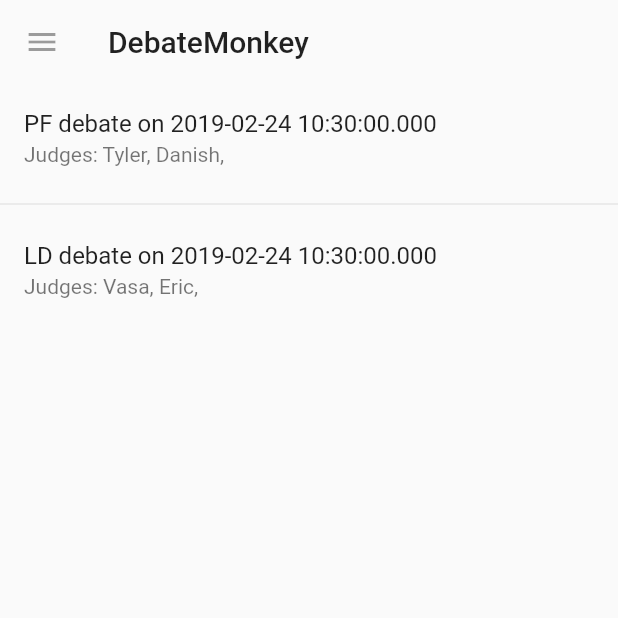
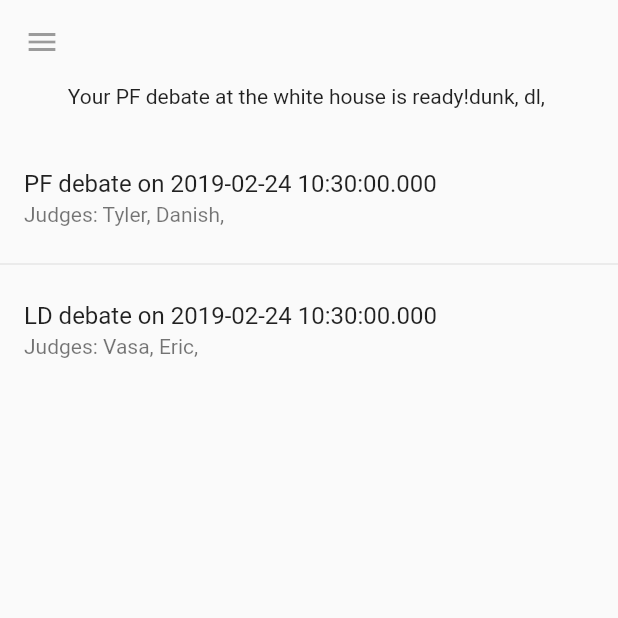
Before and after one commit to drayneman/DebateMonkeyApp, a Flutter app: the screen it shows after launch, on a phone screen of 412 x 824 dp, the top half of it. Run offline on Flutter 3.47's test engine with Material 2 defaults, Android fonts, the phone set to English and light mode, and no system bars.

Commit message:
Changed text file project name Added basic current round notification functionality

```diff
--- a/lib/main.dart
+++ b/lib/main.dart
@@ -32,21 +32,33 @@ class DebateMonkeyHome extends StatelessWidget {
             icon: Icon(Icons.menu),
             tooltip: 'Navigation menu',
             onPressed: null),
-        title: Text('DebateMonkey'),
+        //title: Text('DebateMonkey'),
         elevation: 0.0,
         backgroundColor: Colors.transparent,
       ),
 
-      body: Container(
-        child: CurrentTournamentEvents(),
-      ),
+      body: Column(
+        children: <Widget>[
+          Container(
+            child: Center(child: CurrentRound(),
+            ),
+          ),
+          Expanded(
+            child: Container(
+              child: CurrentTournamentEvents(),
+            ),
+          ),
+        ],
+      )
     );
   }
 }
 
 class CurrentTournamentEventsState extends State<CurrentTournamentEvents> {
+  // TODO: remove sample data
+  // call fetch ??
   final List<TournamentEvent> _events = <TournamentEvent>[
-    TournamentEvent(DateTime.now(), ['Tyler', 'Danish'], ['Sam, Yehna'], null, '2902 Shadow Creek Drive', 'pf'),
+    TournamentEvent(DateTime.now(), ['Tyler', 'Danish'], ['Sam', 'Yehna'], null, '2902 Shadow Creek Drive', 'pf'),
     TournamentEvent(DateTime.now(), ['Vasa', 'Eric'], ['Ella', 'Sara'], null, 'SEEC', 'ld')];
   final TextStyle _biggerFont = const TextStyle(fontSize: 18.0);
   @override
@@ -70,9 +82,37 @@ class CurrentTournamentEventsState extends State<CurrentTournamentEvents> {
   }
 }
 
+class CurrentRoundState extends State<CurrentRound> {
+
+  final TournamentEvent _event = TournamentEvent(DateTime.now(), ['dunk', 'dl'], ['george', 'jeff'], null, 'the white house', 'pf');
+  //final TournamentEvent _event = null;
+  @override
+  Widget build(BuildContext context) {
+    return _roundInfo();
+  }
+
+  Widget _roundInfo() {
+    if (_event == null) {
+      return new Container();
+    }
+
+    else {
+      return new Container(
+        height: 40.0,
+        child: new Text("Your " + _event.type.toUpperCase() + " debate at " + _event.location + " is ready!" + _event.judges),
+      );
+    }
+  }
+}
+
 // overrides StatefulWidget createState method to route to
 // custom CurrentTournamentEventsState widget
 class CurrentTournamentEvents extends StatefulWidget {
   @override
   CurrentTournamentEventsState createState() => new CurrentTournamentEventsState();
 }
+
+class CurrentRound extends StatefulWidget {
+  @override
+  CurrentRoundState createState() => new CurrentRoundState();
+}
```
Also changed, not shown: 1 other file.
